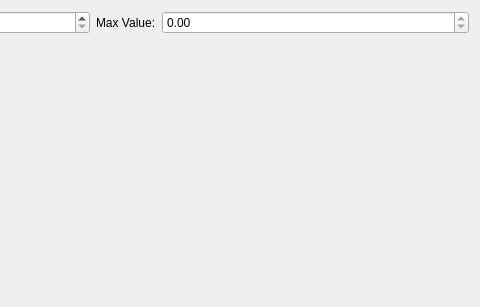
Qt form Widgets/linearindicatorssettingswidget.ui (Mattia-Sacchi/A3D) before a commit; both pictures show x 294 to 774 and y 0 to 307 of the 774 by 307 pixel window.
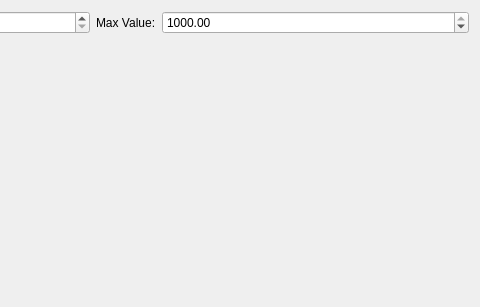
The same form after that commit. Custom widgets are drawn as their Qt base class.

Commit message: Resoulution managed, and value indicator fix

```diff
--- a/Widgets/linearindicatorssettingswidget.ui
+++ b/Widgets/linearindicatorssettingswidget.ui
@@ -42,7 +42,10 @@
        <item row="0" column="1">
         <widget class="QDoubleSpinBox" name="maxValueDoubleSpinBox">
          <property name="maximum">
-          <double>0.000000000000000</double>
+          <double>1000.000000000000000</double>
+         </property>
+         <property name="value">
+          <double>1000.000000000000000</double>
          </property>
         </widget>
        </item>
```
The commit also changes 5 other files.
